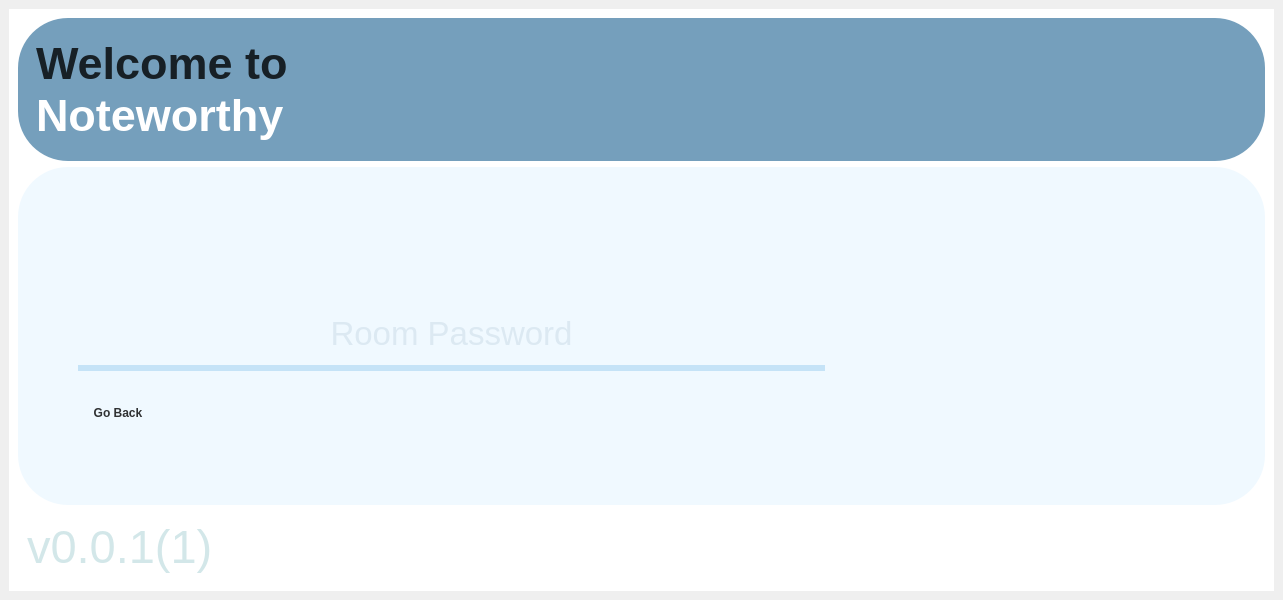
First picture: the form in loadingroompage.ui, repository davlaf/noteworthy-qt, before the edit.
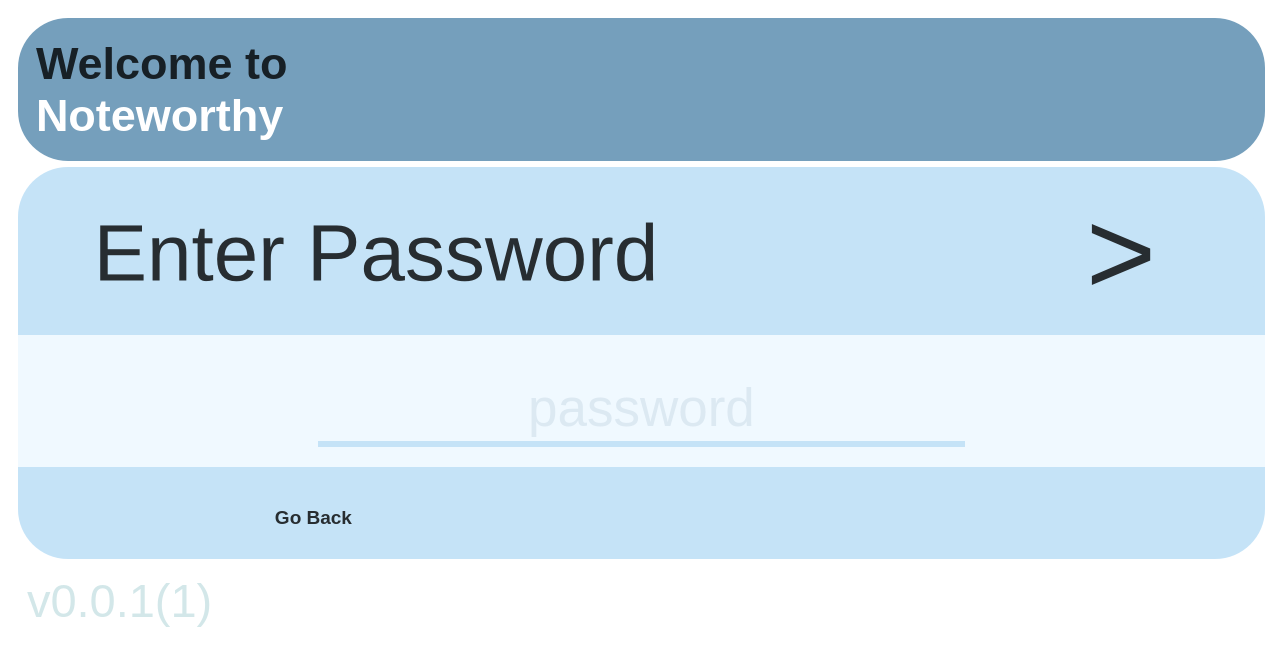
Second picture: the form after the edit. Icons and pictures are not drawn.

What changed in the file:
```diff
--- a/loadingroompage.ui
+++ b/loadingroompage.ui
@@ -29,7 +29,8 @@
   </property>
   <widget class="QWidget" name="centralwidget">
    <property name="styleSheet">
-    <string notr="true">color: rgb(255, 255, 255);</string>
+    <string notr="true">background-color: white;
+</string>
    </property>
    <layout class="QVBoxLayout" name="verticalLayout">
     <property name="leftMargin">
@@ -53,9 +54,11 @@
        </size>
       </property>
       <property name="styleSheet">
-       <string notr="true">background-color: rgb(255, 255, 255);</string>
+       <string notr="true">background-color: white;
+
+</string>
       </property>
-      <layout class="QVBoxLayout" name="verticalLayout_3" stretch="1,3,0">
+      <layout class="QVBoxLayout" name="verticalLayout_3" stretch="2,6,1">
        <item>
         <widget class="QWidget" name="widget_2" native="true">
          <property name="minimumSize">
@@ -167,43 +170,163 @@
 border-radius: 50px; /* Adjust the radius to create an oval shape */
 </string>
          </property>
-         <layout class="QVBoxLayout" name="verticalLayout_2" stretch="0,0">
+         <layout class="QHBoxLayout" name="horizontalLayout_4">
           <property name="leftMargin">
-           <number>60</number>
+           <number>0</number>
           </property>
           <property name="topMargin">
-           <number>60</number>
+           <number>0</number>
           </property>
           <property name="rightMargin">
-           <number>60</number>
+           <number>0</number>
           </property>
           <property name="bottomMargin">
-           <number>60</number>
+           <number>0</number>
           </property>
           <item>
-           <layout class="QHBoxLayout" name="horizontalLayout" stretch="4,1,1">
+           <widget class="QWidget" name="widget_8" native="true">
+            <property name="minimumSize">
+             <size>
+              <width>0</width>
+              <height>0</height>
+             </size>
+            </property>
+            <property name="maximumSize">
+             <size>
+              <width>1866</width>
+              <height>651</height>
+             </size>
+            </property>
+            <property name="styleSheet">
+             <string notr="true">background-color:  rgba(197, 227, 247, 1);
+
+border-radius: 50px; /* Adjust the radius to create an oval shape */
+</string>
+            </property>
+            <layout class="QVBoxLayout" name="verticalLayout_2" stretch="0,3,0">
+             <property name="leftMargin">
+              <number>0</number>
+             </property>
+             <property name="rightMargin">
+              <number>0</number>
+             </property>
+             <item>
+              <widget class="QWidget" name="widget_9" native="true">
+               <layout class="QHBoxLayout" name="horizontalLayout_2">
+                <item>
+                 <widget class="QLabel" name="label_4">
+                  <property name="font">
+                   <font>
+                    <pointsize>60</pointsize>
+                   </font>
+                  </property>
+                  <property name="layoutDirection">
+                   <enum>Qt::LayoutDirection::LeftToRight</enum>
+                  </property>
+                  <property name="styleSheet">
+                   <string notr="true">	color: rgba(0, 0, 0, 0.8);
+</string>
+                  </property>
+                  <property name="text">
+                   <string>   Enter Password</string>
+                  </property>
+                  <property name="margin">
+                   <number>0</number>
+                  </property>
+                 </widget>
+                </item>
+                <item>
+                 <widget class="QPushButton" name="submit">
+                  <property name="font">
+                   <font>
+                    <pointsize>90</pointsize>
+                   </font>
+                  </property>
+                  <property name="layoutDirection">
+                   <enum>Qt::LayoutDirection::LeftToRight</enum>
+                  </property>
+                  <property name="styleSheet">
+                   <string notr="true">text-align: right;
+color: rgba(0, 0, 0, 0.8);
+</string>
+                  </property>
+                  <property name="text">
+                   <string>&gt;   </string>
+                  </property>
+                 </widget>
+                </item>
+               </layout>
+              </widget>
+             </item>
+             <item>
+              <widget class="QWidget" name="widget_10" native="true">
+               <property name="styleSheet">
+                <string notr="true">background-color:  rgba(240, 249, 255, 1);
+border-radius: 0px;
+</string>
+               </property>
+               <layout class="QVBoxLayout" name="verticalLayout_7">
+                <property name="leftMargin">
+                 <number>300</number>
+                </property>
+                <property name="topMargin">
+                 <number>0</number>
+                </property>
+                <property name="rightMargin">
+                 <number>300</number>
+                </property>
+                <property name="bottomMargin">
+                 <number>0</number>
+                </property>
+                <item>
+                 <spacer name="horizontalSpacer_13">
+                  <property name="orientation">
+                   <enum>Qt::Orientation::Horizontal</enum>
+                  </property>
+                  <property name="sizeHint" stdset="0">
+                   <size>
+                    <width>40</width>
+                    <height>20</height>
+                   </size>
+                  </property>
+                 </spacer>
+                </item>
+                <item>
+                 <spacer name="horizontalSpacer_4">
+                  <property name="orientation">
+                   <enum>Qt::Orientation::Horizontal</enum>
+                  </property>
+                  <property name="sizeHint" stdset="0">
+                   <size>
+                    <width>40</width>
+                    <height>20</height>
+                   </size>
+                  </property>
+                 </spacer>
+                </item>
             <item>
              <widget class="QLineEdit" name="password">
-              <property name="minimumSize">
-               <size>
-                <width>0</width>
-                <height>70</height>
-               </size>
-              </property>
-              <property name="maximumSize">
-               <size>
-                <width>16777215</width>
-                <height>22</height>
-               </size>
-              </property>
               <property name="font">
                <font>
-                <pointsize>25</pointsize>
+                    <pointsize>40</pointsize>
                </font>
               </property>
               <property name="styleSheet">
-               <string notr="true">color: rgba(36, 87, 123, 0.2);
-</string>
+                   <string notr="true">QLineEdit {
+    border: none;                /* Remove the default border */
+    border-bottom: 6px solid #C5E3F7; /* Add a black underline */
+    padding: 2px 0;          
+	text-align: center;  /* Center-align text */
+	color: rgba(36, 87, 123, 0.2);
+
+}
+
+QLineEdit:focus {
+    color: rgba(0, 0, 0, 0.8);
+}</string>
+                  </property>
+                  <property name="text">
+                   <string/>
               </property>
               <property name="echoMode">
                <enum>QLineEdit::EchoMode::Password</enum>
@@ -212,12 +335,12 @@
                <set>Qt::AlignmentFlag::AlignCenter</set>
               </property>
               <property name="placeholderText">
-               <string>Room Password</string>
+                   <string>password</string>
               </property>
              </widget>
             </item>
             <item>
-             <spacer name="horizontalSpacer">
+                 <spacer name="horizontalSpacer_6">
               <property name="orientation">
                <enum>Qt::Orientation::Horizontal</enum>
               </property>
@@ -229,52 +352,41 @@
               </property>
              </spacer>
             </item>
-            <item>
-             <widget class="QPushButton" name="submit">
-              <property name="minimumSize">
-               <size>
-                <width>130</width>
-                <height>130</height>
-               </size>
-              </property>
-              <property name="text">
-               <string/>
-              </property>
-              <property name="icon">
-               <iconset theme="QIcon::ThemeIcon::MediaPlaybackStart"/>
-              </property>
-              <property name="iconSize">
-               <size>
-                <width>100</width>
-                <height>100</height>
-               </size>
-              </property>
-             </widget>
-            </item>
-           </layout>
-          </item>
+               </layout>
+              </widget>
+             </item>
+             <item>
+              <widget class="QWidget" name="widget_11" native="true">
+               <property name="minimumSize">
+                <size>
+                 <width>0</width>
+                 <height>70</height>
+                </size>
+               </property>
+               <property name="maximumSize">
+                <size>
+                 <width>600</width>
+                 <height>16777215</height>
+                </size>
+               </property>
+               <property name="styleSheet">
+                <string notr="true">background-color: transparent;</string>
+               </property>
+               <layout class="QVBoxLayout" name="verticalLayout_8">
+                <property name="leftMargin">
+                 <number>0</number>
+                </property>
           <item>
            <widget class="QPushButton" name="back">
-            <property name="sizePolicy">
-             <sizepolicy hsizetype="Minimum" vsizetype="Fixed">
-              <horstretch>0</horstretch>
-              <verstretch>0</verstretch>
-             </sizepolicy>
-            </property>
             <property name="minimumSize">
              <size>
               <width>0</width>
-              <height>20</height>
-             </size>
-            </property>
-            <property name="maximumSize">
-             <size>
-              <width>80</width>
-              <height>20</height>
+                    <height>70</height>
              </size>
             </property>
             <property name="font">
              <font>
+                    <pointsize>14</pointsize>
               <bold>true</bold>
              </font>
             </property>
@@ -289,8 +401,20 @@
          </layout>
         </widget>
        </item>
+            </layout>
+           </widget>
+          </item>
+         </layout>
+        </widget>
+       </item>
        <item>
         <widget class="QWidget" name="widget_7" native="true">
+         <property name="maximumSize">
+          <size>
+           <width>16777215</width>
+           <height>100</height>
+          </size>
+         </property>
          <layout class="QHBoxLayout" name="horizontalLayout_6">
           <item>
            <widget class="QLabel" name="label_5">
@@ -317,12 +441,20 @@
           </item>
           <item>
            <widget class="QLabel" name="error">
+            <property name="font">
+             <font>
+              <pointsize>15</pointsize>
+             </font>
+            </property>
             <property name="styleSheet">
-             <string notr="true">color: rgba(0, 0, 0, 0.8);</string>
+             <string notr="true">color: black;</string>
             </property>
             <property name="text">
              <string/>
             </property>
+            <property name="alignment">
+             <set>Qt::AlignmentFlag::AlignRight|Qt::AlignmentFlag::AlignTrailing|Qt::AlignmentFlag::AlignVCenter</set>
+            </property>
            </widget>
           </item>
          </layout>
```
Left out of the diff: 3 changed lines with no effect on the pictures. Lines whose indentation alone changed are shown as unchanged.
